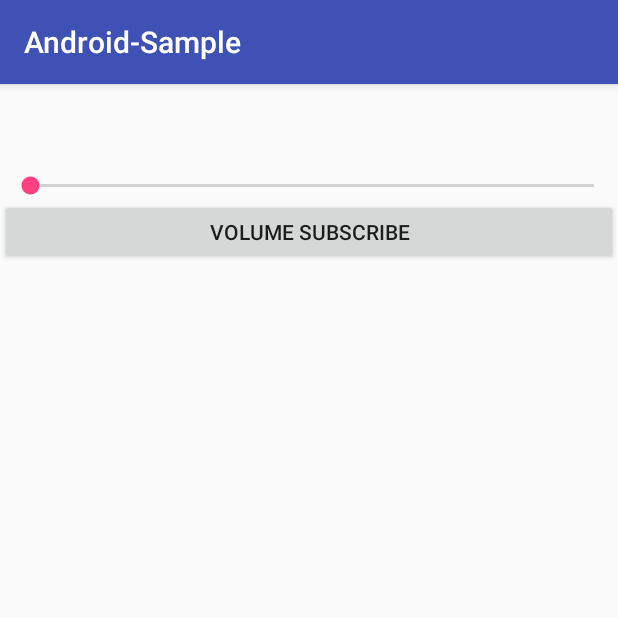
After one commit to abakerPersonal/android-sample, an Android app: the ControlActivity screen opened directly, with no data from a screen before it, on a phone screen of 412 x 824 dp, the top half of it. The commit adds this screen. Run offline under Robolectric (Android 15) with nearby library versions, the phone set to English and light mode, and no system bars; our stand-ins replace RxJava, data binding; libraries missing offline, so code that uses them is left out: com.neovisionaries.ws; 6 statements that could not run were skipped.

Commit message:
Volume control starting playback metadata
Gradle update

```diff
--- a/app/build.gradle
+++ b/app/build.gradle
@@ -2,7 +2,7 @@ apply plugin: 'com.android.application'
 
 android {
     compileSdkVersion 25
-    buildToolsVersion "25.0.2"
+    buildToolsVersion '26.0.2'
     defaultConfig {
         applicationId "com.sonos.abaker.android_sample"
         minSdkVersion 19
--- a/app/src/main/AndroidManifest.xml
+++ b/app/src/main/AndroidManifest.xml
@@ -21,6 +21,7 @@
                 <category android:name="android.intent.category.LAUNCHER" />
             </intent-filter>
         </activity>
+        <activity android:name=".ControlActivity"></activity>
     </application>
 
 </manifest>
--- /dev/null
+++ b/app/src/main/java/com/sonos/abaker/android_sample/ControlActivity.java
@@ -0,0 +1,183 @@
+package com.sonos.abaker.android_sample;
+
+import android.databinding.DataBindingUtil;
+import android.os.AsyncTask;
+import android.support.v7.app.AppCompatActivity;
+import android.os.Bundle;
+import android.util.Log;
+import android.view.View;
+import android.widget.SeekBar;
+
+import com.neovisionaries.ws.client.WebSocketState;
+import com.sonos.abaker.android_sample.connect.GroupConnectService;
+import com.sonos.abaker.android_sample.control.request.BaseRequest;
+import com.sonos.abaker.android_sample.control.request.SubscribeRequest;
+import com.sonos.abaker.android_sample.control.response.BaseResponse;
+import com.sonos.abaker.android_sample.control.request.SetGroupVolumeCommandRequest;
+import com.sonos.abaker.android_sample.control.response.GroupVolumeResponse;
+import com.sonos.abaker.android_sample.databinding.ControlActvityBinding;
+import com.sonos.abaker.android_sample.handlers.ControlActivityHelper;
+import com.sonos.abaker.android_sample.model.Group;
+
+import org.json.JSONException;
+
+import io.reactivex.Observer;
+import io.reactivex.annotations.NonNull;
+import io.reactivex.disposables.Disposable;
+import io.reactivex.functions.Predicate;
+
+public class ControlActivity extends AppCompatActivity implements ControlActivityHelper {
+    private static final String LOG_TAG = ControlActivity.class.getSimpleName();
+
+    public static final String GROUP_EXTRA = "group";
+
+    private GroupConnectService groupConnectService;
+    private Group group;
+
+    private SeekBar seekBar;
+
+    @Override
+    protected void onCreate(Bundle savedInstanceState) {
+        super.onCreate(savedInstanceState);
+        groupConnectService = new GroupConnectService(this);
+        getExtras();
+        bindUIElements();
+
+
+        groupConnectService.webSocketStateObservable.subscribe(new Observer<WebSocketState>() {
+            @Override
+            public void onSubscribe(@NonNull Disposable d) {
+
+            }
+
+            @Override
+            public void onNext(@NonNull WebSocketState webSocketState) {
+                if (webSocketState == WebSocketState.OPEN) {
+                    setupAdditionalObservers();
+                    subscribeUpdates(group);
+                }
+            }
+
+            @Override
+            public void onError(@NonNull Throwable e) {
+
+            }
+
+            @Override
+            public void onComplete() {
+
+            }
+        });
+
+        ControlActvityBinding binding = DataBindingUtil.setContentView(this, R.layout.control_actvity);
+        Bundle extras = getIntent().getExtras();
+        this.group = (Group) extras.getSerializable(GROUP_EXTRA);
+        binding.setGroup(group);
+        binding.setHandler(this);
+
+
+        new ConnectAsyncTask().execute(group);
+    }
+
+    @Override
+    protected void onStart() {
+        super.onStart();
+
+        seekBar = (SeekBar) findViewById(R.id.group_seek_bar);
+        seekBar.setOnSeekBarChangeListener(new SeekBar.OnSeekBarChangeListener() {
+            @Override
+            public void onProgressChanged(SeekBar seekBar, int progress, boolean fromUser) {
+                setVolume(progress);
+            }
+
+            @Override
+            public void onStartTrackingTouch(SeekBar seekBar) {}
+
+            @Override
+            public void onStopTrackingTouch(SeekBar seekBar) {}
+        });
+    }
+
+    public void setVolume(int progress) {
+        try {
+            groupConnectService.sendCommand(new SetGroupVolumeCommandRequest(group, progress));
+        } catch (JSONException e) {
+            Log.e(LOG_TAG, "Error sending command", e);
+        }
+    }
+
+    public void subscribeUpdates(Group group) {
+        try {
+            groupConnectService.sendCommand(new SubscribeRequest(BaseRequest.Namespace.GROUP_VOLUME, group));
+            groupConnectService.sendCommand(new SubscribeRequest(BaseRequest.Namespace.PLAYBACK_METADATA, group));
+        } catch (JSONException e) {
+            Log.e(LOG_TAG, "Error sending command", e);
+        }
+    }
+
+    @Override
+    public void onClickSetVolumeToZero(View view) {
+        try {
+            groupConnectService.sendCommand(new SetGroupVolumeCommandRequest(group, 0));
+        } catch (JSONException e) {
+            Log.e(LOG_TAG, "Error sending command", e);
+        }
+    }
+
+    @Override
+    protected void onDestroy() {
+        super.onDestroy();
+        groupConnectService.closeSocket();
+    }
+
+    private class ConnectAsyncTask extends AsyncTask<Group, Void, Void> {
+
+        @Override
+        protected Void doInBackground(Group... group) {
+            groupConnectService.openSocket(group[0].getWebsocketURL());
+            Log.d(LOG_TAG, groupConnectService.getStatus().toString());
+            return null;
+        }
+    }
+
+    private void getExtras() {
+        Bundle extras = getIntent().getExtras();
+        group = (Group) extras.getSerializable(GROUP_EXTRA);
+    }
+
+    private void bindUIElements() {
+        ControlActvityBinding binding = DataBindingUtil.setContentView(this, R.layout.control_actvity);
+        binding.setGroup(group);
+        binding.setHandler(this);
+    }
+
+    private void setupAdditionalObservers() {
+
+        groupConnectService
+                .commandResponseObservable
+                .filter(new Predicate<BaseResponse>() {
+                    @Override
+                    public boolean test(@NonNull BaseResponse response) throws Exception {
+                        return GroupVolumeResponse.class.isInstance(response);
+                    }
+                }).subscribe(new Observer<BaseResponse>() {
+                    @Override
+                    public void onSubscribe(@NonNull Disposable d) {}
+
+                    @Override
+                    public void onNext(@NonNull BaseResponse response) {
+                        int progress = ((GroupVolumeResponse) response).getVolume();
+                        Log.d(LOG_TAG, "Setting volume to " + progress);
+                        seekBar.setProgress(progress);
+                    }
+
+                    @Override
+                    public void onError(@NonNull Throwable e) {
+                        Log.e(LOG_TAG, "Error", e);
+                    }
+
+                    @Override
+                    public void onComplete() {}
+                });
+    }
+}
--- a/app/src/main/java/com/sonos/abaker/android_sample/connect/GroupConnectService.java
+++ b/app/src/main/java/com/sonos/abaker/android_sample/connect/GroupConnectService.java
@@ -3,19 +3,18 @@ package com.sonos.abaker.android_sample.connect;
 import android.content.Context;
 import android.util.Log;
 
-import com.neovisionaries.ws.client.ThreadType;
 import com.neovisionaries.ws.client.WebSocket;
 import com.neovisionaries.ws.client.WebSocketAdapter;
 import com.neovisionaries.ws.client.WebSocketException;
 import com.neovisionaries.ws.client.WebSocketFactory;
 import com.neovisionaries.ws.client.WebSocketFrame;
-import com.neovisionaries.ws.client.WebSocketListener;
 import com.neovisionaries.ws.client.WebSocketState;
 import com.sonos.abaker.android_sample.R;
-import com.sonos.abaker.android_sample.discover.GroupDiscoveryService;
-import com.sonos.abaker.android_sample.model.Group;
+import com.sonos.abaker.android_sample.control.response.BaseResponse;
+import com.sonos.abaker.android_sample.control.request.BaseRequest;
+import com.sonos.abaker.android_sample.control.response.ResponseParser;
 
-import org.apache.http.conn.ssl.AllowAllHostnameVerifier;
+import org.json.JSONException;
 
 import java.io.IOException;
 import java.security.KeyManagementException;
@@ -29,6 +28,9 @@ import java.util.Map;
 import javax.net.ssl.SSLContext;
 import javax.net.ssl.TrustManagerFactory;
 
+import io.reactivex.Observable;
+import io.reactivex.subjects.PublishSubject;
+
 /**
  * Created by alan.baker on 10/25/17.
  */
@@ -40,6 +42,12 @@ public class GroupConnectService {
 
     private WebSocketFactory factory;
     private WebSocket socket;
+
+    private final PublishSubject<BaseResponse> commandResponsePublishSubject = PublishSubject.create();
+    private final PublishSubject<WebSocketState> webSocketStatePublishSubject = PublishSubject.create();
+
+    public final Observable<BaseResponse> commandResponseObservable = commandResponsePublishSubject;
+    public final Observable<WebSocketState> webSocketStateObservable = webSocketStatePublishSubject;
 
     public GroupConnectService(Context context) {
         factory = new WebSocketFactory();
@@ -60,11 +68,13 @@ public class GroupConnectService {
         }
     }
 
-    public void send(Group group) {
-        socket.sendText("[{ \"namespace\": \"groupVolume:1\", \"command\": \"setVolume\",\"householdId\": \"ABCD1234\", \"groupId\": \"XYZ-123abc456:12\"},{  \"volume\": 80 }]");
+
+    public void sendCommand(BaseRequest command) throws JSONException {
+        Log.d(LOG_TAG, "Sending Command" + command.toJsonString() );
+        socket.sendText(command.toJsonString());
     }
 
-    public void openSocket(String socketUri) {
+    public void openSocket(final String socketUri) {
         try {
             socket = factory.createSocket(socketUri);
             //socket.addHeader("Sec-WebSocket-Protocol", "v1.api.smartspeaker.audio");
@@ -73,46 +83,57 @@ public class GroupConnectService {
                 @Override
                 public void onConnected(WebSocket websocket, Map<String, List<String>> headers) throws Exception {
                     super.onConnected(websocket, headers);
-                    Log.d(LOG_TAG, ">>>>>>>>>>> Socket Connected");
+                    Log.v(LOG_TAG, "Socket Connected");
+                    webSocketStatePublishSubject.onNext(socket.getState());
+                }
+
+                @Override
+                public void onDisconnected(WebSocket websocket, WebSocketFrame serverCloseFrame, WebSocketFrame clientCloseFrame, boolean closedByServer) throws Exception {
+                    super.onDisconnected(websocket, serverCloseFrame, clientCloseFrame, closedByServer);
+                    webSocketStatePublishSubject.onNext(socket.getState());
+                    commandResponsePublishSubject.onComplete();
+                    webSocketStatePublishSubject.onComplete();
                 }
 
                 @Override
                 public void onConnectError(WebSocket websocket, WebSocketException exception) throws Exception {
                     super.onConnectError(websocket, exception);
-                    Log.d(LOG_TAG, ">>>>>>>>>>> Socket Disconnected");
+                    Log.e(LOG_TAG, "Socket Connection Error", exception);
                 }
 
                 @Override
                 public void onError(WebSocket websocket, WebSocketException cause) throws Exception {
                     super.onError(websocket, cause);
-                    Log.d(LOG_TAG, ">>>>>>>>>>> Socket ERROR");
-                }
-
-                @Override
-                public void onSendError(WebSocket websocket, WebSocketException cause, WebSocketFrame frame) throws Exception {
-                    super.onSendError(websocket, cause, frame);
-
-                    Log.d(LOG_TAG, ">>>>>>>>>>> Socket send error");
+                    Log.e(LOG_TAG, "Socket Error", cause);
                 }
 
                 @Override
                 public void onTextMessage(WebSocket websocket, String text) throws Exception {
                     super.onTextMessage(websocket, text);
-
-                    Log.d(LOG_TAG, ">>>>>>>>>>> Socket text");
+                    Log.v(LOG_TAG, "Socket Response: " + text);
+                    try {
+                        commandResponsePublishSubject.onNext(ResponseParser.fromJsonString(text));
+                    } catch (JSONException e) {
+                        commandResponsePublishSubject.onError(e);
+                    }
                 }
 
                 @Override
                 public void onTextMessageError(WebSocket websocket, WebSocketException cause, byte[] data) throws Exception {
                     super.onTextMessageError(websocket, cause, data);
-
-                    Log.d(LOG_TAG, ">>>>>>>>>>> Socket text error");
+                    Log.e(LOG_TAG, "Socket Text Error", cause);
+                    commandResponsePublishSubject.onError(cause);
                 }
             });
-
             socket.connect();
         } catch (Exception e) {
-            Log.e(LOG_TAG, ">>>>>>>>>>> Socket ERROR", e);
+            Log.e(LOG_TAG, "Socket ERROR", e);
+        }
+    }
+
+    public void closeSocket() {
+        if (socket != null) {
+            socket.disconnect();
         }
     }
 
@@ -124,34 +145,3 @@ public class GroupConnectService {
         return WebSocketState.CLOSED;
     }
 }
-
-
-//    /**
-//     * Sets up the SSL context to use for connecting over SSL.
-//     */
-//    private void connectWebSocket() {
-//        // Only trust a Sonos player certificate that has been signed by the Sonos Root Certificate Authority
-//        try {
-//            KeyStore keyStore = KeyStore.getInstance(KeyStore.getDefaultType());
-//            keyStore.load(context.getResources().openRawResource(R.raw.sonos_truststore), "password".toCharArray());
-//
-//            TrustManagerFactory trustMgrFactory = TrustManagerFactory.getInstance(TrustManagerFactory.getDefaultAlgorithm());
-//            trustMgrFactory.init(keyStore);
-//            SSLContext sslContext = SSLContext.getInstance("TLS");
-//            sslContext.init(null, trustMgrFactory.getTrustManagers(), null);
-//            client.getSSLSocketMiddleware().setSSLContext(sslContext);
-//            client.getSSLSocketMiddleware().setTrustManagers(trustMgrFactory.getTrustManagers());
-//            client.getSSLSocketMiddleware().setHostnameVerifier(new AllowAllHostnameVerifier());
-//
-//            AsyncHttpGet request = new AsyncHttpGet(wsAddress.replace("ws://", "http://").replace("wss://", "https://"));
-//            request.setTimeout(CONNECTION_TIMEOUT);
-//            request.addHeader("Sec-WebSocket-Protocol", "v1.api.smartspeaker.audio");
-//            // Send an app key to the player. This should be replaced with your app key, once it is implemented on Sonos players.
-//            request.addHeader("X-Sonos-Api-Key", ApiKey.KEY);
-//
-//            connState = connectionState.CONNECTING;
-//            client.websocket(request, null, this);
-//        } catch (NoSuchAlgorithmException | KeyStoreException | KeyManagementException | CertificateException | IOException exception) {
-//            Log.e(LOG_TAG, "There was an error initializing the truststore with the certificate", exception);
-//        }
-//    }
--- /dev/null
+++ b/app/src/main/java/com/sonos/abaker/android_sample/handlers/ControlActivityHelper.java
@@ -0,0 +1,12 @@
+package com.sonos.abaker.android_sample.handlers;
+
+import android.view.View;
+
+/**
+ * Created by alan.baker on 10/24/17.
+ */
+
+public interface ControlActivityHelper {
+
+    public void onClickSetVolumeToZero(View view);
+}
--- a/app/src/main/java/com/sonos/abaker/android_sample/GroupsActivityHandler.java
+++ b/app/src/main/java/com/sonos/abaker/android_sample/handlers/GroupsActivityHandler.java
@@ -1,4 +1,4 @@
-package com.sonos.abaker.android_sample;
+package com.sonos.abaker.android_sample.handlers;
 
 import android.view.View;
 
--- a/app/src/main/java/com/sonos/abaker/android_sample/model/Group.java
+++ b/app/src/main/java/com/sonos/abaker/android_sample/model/Group.java
@@ -1,12 +1,15 @@
 package com.sonos.abaker.android_sample.model;
 
+import android.os.Parcelable;
+
+import java.io.Serializable;
 import java.util.Date;
 
 /**
  * Created by alan.baker on 10/23/17.
  */
 
-public class Group {
+public class Group implements Serializable {
     private String id;
     private String name;
     private String configId;
--- /dev/null
+++ b/app/src/main/res/layout/control_actvity.xml
@@ -0,0 +1,45 @@
+<?xml version="1.0" encoding="utf-8"?>
+<layout xmlns:android="http://schemas.android.com/apk/res/android">
+    <data>
+        <variable name="group" type="com.sonos.abaker.android_sample.model.Group"/>
+        <variable name="handler" type="com.sonos.abaker.android_sample.handlers.ControlActivityHelper" />
+    </data>
+
+    <RelativeLayout
+        android:layout_width="match_parent"
+        android:layout_height="match_parent">
+
+        <TextView
+            android:id="@+id/group_name"
+            android:layout_width="match_parent"
+            android:layout_height="wrap_content"
+            android:layout_alignParentTop="true"
+            android:text="@{group.name}"
+            android:textSize="44dp"
+            android:textStyle="bold"
+            android:layout_centerHorizontal="true"
+            android:textAlignment="center"
+            />
+
+        <SeekBar
+            android:id="@+id/group_seek_bar"
+            style="@style/Widget.AppCompat.SeekBar"
+            android:layout_width="match_parent"
+            android:layout_height="wrap_content"
+            android:layout_below="@id/group_name"
+            android:max="100"
+            android:progress="1"
+            android:layout_alignParentStart="true" />
+
+        <Button
+            android:id="@+id/group_refresh_button"
+            android:layout_width="match_parent"
+            android:layout_height="44dp"
+            android:layout_below="@id/group_seek_bar"
+            android:text="Volume Subscribe"
+            android:onClick="@{handler::onClickSetVolumeToZero}"
+            android:layout_marginBottom="0dp" />
+
+    </RelativeLayout>
+
+</layout>
--- a/app/src/main/res/layout/groups_activity.xml
+++ b/app/src/main/res/layout/groups_activity.xml
@@ -2,7 +2,7 @@
 <layout xmlns:android="http://schemas.android.com/apk/res/android">
     <data>
         <variable name="group" type="com.sonos.abaker.android_sample.model.Group"/>
-        <variable name="handler" type="com.sonos.abaker.android_sample.GroupsActivityHandler" />
+        <variable name="handler" type="com.sonos.abaker.android_sample.handlers.GroupsActivityHandler" />
     </data>
 
     <RelativeLayout
--- /dev/null
+++ b/app/src/main/res/values/dimens.xml
@@ -0,0 +1,3 @@
+<resources>
+    <dimen name="fab_margin">16dp</dimen>
+</resources>
--- a/app/src/main/res/values/strings.xml
+++ b/app/src/main/res/values/strings.xml
@@ -1,3 +1,4 @@
 <resources>
     <string name="app_name">Android-Sample</string>
+    <string name="title_activity_control">ControlActivity</string>
 </resources>
--- a/build.gradle
+++ b/build.gradle
@@ -5,7 +5,7 @@ buildscript {
         jcenter()
     }
     dependencies {
-        classpath 'com.android.tools.build:gradle:2.3.3'
+        classpath 'com.android.tools.build:gradle:3.0.0'
 
         // NOTE: Do not place your application dependencies here; they belong
         // in the individual module build.gradle files
```
Also changed, not shown: app/src/main/java/com/sonos/abaker/android_sample/GroupsActivity.java (+7 -16 lines), app/src/main/java/com/sonos/abaker/android_sample/control/request/BaseRequest.java (added, +100 -0 lines), app/src/main/java/com/sonos/abaker/android_sample/control/request/SetGroupVolumeCommandRequest.java (added, +19 -0 lines), app/src/main/java/com/sonos/abaker/android_sample/control/request/SubscribeRequest.java (added, +16 -0 lines), app/src/main/java/com/sonos/abaker/android_sample/control/response/BaseResponse.java (added, +121 -0 lines), app/src/main/java/com/sonos/abaker/android_sample/control/response/GroupVolumeResponse.java (added, +50 -0 lines), app/src/main/java/com/sonos/abaker/android_sample/control/response/ResponseParser.java (added, +42 -0 lines), app/src/main/res/values/styles.xml (+9 -0 lines), gradle/wrapper/gradle-wrapper.properties.
